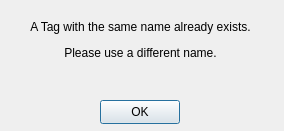
The window that qtfolder/MealPlanner/createtag_nameconflict.ui (NoorA0/MealPlanner) describes before a commit, drawn with Qt 5.
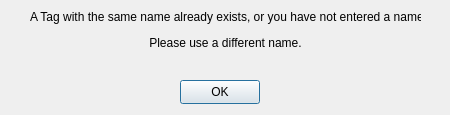
The same window after the commit.

```diff
--- a/qtfolder/MealPlanner/createtag_nameconflict.ui
+++ b/qtfolder/MealPlanner/createtag_nameconflict.ui
@@ -6,8 +6,8 @@
    <rect>
     <x>0</x>
     <y>0</y>
-    <width>284</width>
-    <height>131</height>
+    <width>450</width>
+    <height>115</height>
    </rect>
   </property>
   <property name="windowTitle">
@@ -17,20 +17,20 @@
    <property name="geometry">
     <rect>
      <x>30</x>
-     <y>10</y>
-     <width>221</width>
+     <y>0</y>
+     <width>391</width>
      <height>61</height>
     </rect>
    </property>
    <property name="text">
-    <string>&lt;html&gt;&lt;head/&gt;&lt;body&gt;&lt;p align=&quot;center&quot;&gt;A Tag with the same name already exists.&lt;/p&gt;&lt;p align=&quot;center&quot;&gt;Please use a different name.&lt;/p&gt;&lt;/body&gt;&lt;/html&gt;</string>
+    <string>&lt;html&gt;&lt;head/&gt;&lt;body&gt;&lt;p align=&quot;center&quot;&gt;A Tag with the same name already exists, or you have not entered a name.&lt;/p&gt;&lt;p align=&quot;center&quot;&gt;Please use a different name.&lt;/p&gt;&lt;/body&gt;&lt;/html&gt;</string>
    </property>
   </widget>
   <widget class="QPushButton" name="pushButton">
    <property name="geometry">
     <rect>
-     <x>100</x>
-     <y>100</y>
+     <x>180</x>
+     <y>80</y>
      <width>80</width>
      <height>24</height>
     </rect>
```
